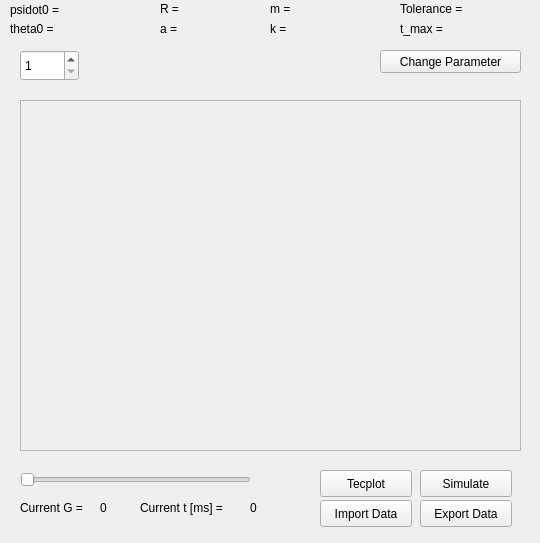
This is branches/QT+odeint2/mainwindow.ui in masterjava1/rwthsselabws2011g11 as Qt 5 draws it before an edit. The edited form follows.
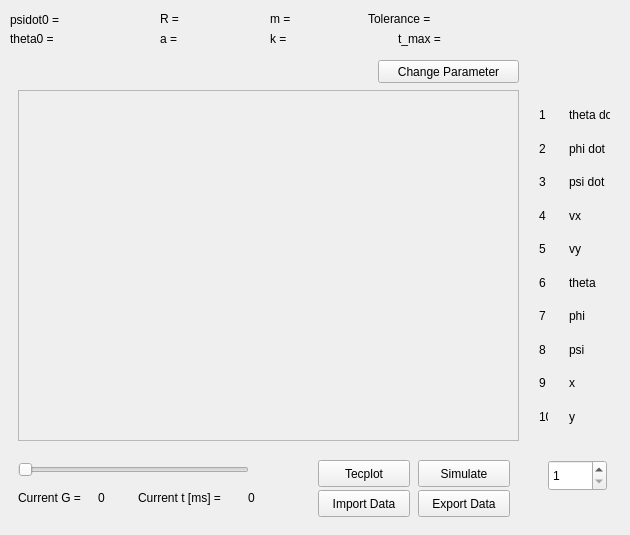
This is the edited form.

Patch:
```diff
--- a/branches/QT+odeint2/mainwindow.ui
+++ b/branches/QT+odeint2/mainwindow.ui
@@ -6,20 +6,20 @@
    <rect>
     <x>0</x>
     <y>0</y>
-    <width>540</width>
-    <height>543</height>
+    <width>630</width>
+    <height>535</height>
    </rect>
   </property>
   <property name="minimumSize">
    <size>
-    <width>540</width>
-    <height>543</height>
+    <width>630</width>
+    <height>535</height>
    </size>
   </property>
   <property name="maximumSize">
    <size>
-    <width>540</width>
-    <height>543</height>
+    <width>700</width>
+    <height>535</height>
    </size>
   </property>
   <property name="windowTitle">
@@ -29,8 +29,8 @@
    <widget class="QSlider" name="t_slider">
     <property name="geometry">
      <rect>
-      <x>20</x>
-      <y>470</y>
+      <x>18</x>
+      <y>460</y>
       <width>231</width>
       <height>19</height>
      </rect>
@@ -54,8 +54,8 @@
    <widget class="QPushButton" name="changeparameter_button">
     <property name="geometry">
      <rect>
-      <x>380</x>
-      <y>50</y>
+      <x>378</x>
+      <y>60</y>
       <width>141</width>
       <height>23</height>
      </rect>
@@ -67,8 +67,8 @@
    <widget class="QPushButton" name="Simulate_button">
     <property name="geometry">
      <rect>
-      <x>420</x>
-      <y>470</y>
+      <x>418</x>
+      <y>460</y>
       <width>92</width>
       <height>27</height>
      </rect>
@@ -80,8 +80,8 @@
    <widget class="QPushButton" name="Import_button">
     <property name="geometry">
      <rect>
-      <x>320</x>
-      <y>500</y>
+      <x>318</x>
+      <y>490</y>
       <width>92</width>
       <height>27</height>
      </rect>
@@ -93,8 +93,8 @@
    <widget class="QPushButton" name="Export_button">
     <property name="geometry">
      <rect>
-      <x>420</x>
-      <y>500</y>
+      <x>418</x>
+      <y>490</y>
       <width>92</width>
       <height>27</height>
      </rect>
@@ -106,8 +106,8 @@
    <widget class="QLabel" name="t_text">
     <property name="geometry">
      <rect>
-      <x>140</x>
-      <y>500</y>
+      <x>138</x>
+      <y>490</y>
       <width>101</width>
       <height>16</height>
      </rect>
@@ -119,8 +119,8 @@
    <widget class="QLabel" name="G">
     <property name="geometry">
      <rect>
-      <x>100</x>
-      <y>500</y>
+      <x>98</x>
+      <y>490</y>
       <width>31</width>
       <height>16</height>
      </rect>
@@ -132,8 +132,8 @@
    <widget class="QLabel" name="t">
     <property name="geometry">
      <rect>
-      <x>250</x>
-      <y>500</y>
+      <x>248</x>
+      <y>490</y>
       <width>46</width>
       <height>16</height>
      </rect>
@@ -145,8 +145,8 @@
    <widget class="QLabel" name="G_text">
     <property name="geometry">
      <rect>
-      <x>20</x>
-      <y>500</y>
+      <x>18</x>
+      <y>490</y>
       <width>81</width>
       <height>16</height>
      </rect>
@@ -159,7 +159,7 @@
     <property name="geometry">
      <rect>
       <x>270</x>
-      <y>0</y>
+      <y>10</y>
       <width>31</width>
       <height>17</height>
      </rect>
@@ -172,7 +172,7 @@
     <property name="geometry">
      <rect>
       <x>270</x>
-      <y>20</y>
+      <y>30</y>
       <width>21</width>
       <height>17</height>
      </rect>
@@ -184,8 +184,8 @@
    <widget class="QLabel" name="Tolerance_text">
     <property name="geometry">
      <rect>
-      <x>400</x>
-      <y>0</y>
+      <x>368</x>
+      <y>10</y>
       <width>81</width>
       <height>17</height>
      </rect>
@@ -198,7 +198,7 @@
     <property name="geometry">
      <rect>
       <x>160</x>
-      <y>0</y>
+      <y>10</y>
       <width>31</width>
       <height>17</height>
      </rect>
@@ -211,7 +211,7 @@
     <property name="geometry">
      <rect>
       <x>160</x>
-      <y>20</y>
+      <y>30</y>
       <width>31</width>
       <height>17</height>
      </rect>
@@ -224,7 +224,7 @@
     <property name="geometry">
      <rect>
       <x>10</x>
-      <y>20</y>
+      <y>30</y>
       <width>61</width>
       <height>17</height>
      </rect>
@@ -237,7 +237,7 @@
     <property name="geometry">
      <rect>
       <x>10</x>
-      <y>0</y>
+      <y>10</y>
       <width>61</width>
       <height>20</height>
      </rect>
@@ -250,7 +250,7 @@
     <property name="geometry">
      <rect>
       <x>80</x>
-      <y>0</y>
+      <y>10</y>
       <width>59</width>
       <height>17</height>
      </rect>
@@ -263,7 +263,7 @@
     <property name="geometry">
      <rect>
       <x>80</x>
-      <y>20</y>
+      <y>30</y>
       <width>59</width>
       <height>17</height>
      </rect>
@@ -276,7 +276,7 @@
     <property name="geometry">
      <rect>
       <x>190</x>
-      <y>0</y>
+      <y>10</y>
       <width>59</width>
       <height>17</height>
      </rect>
@@ -289,7 +289,7 @@
     <property name="geometry">
      <rect>
       <x>190</x>
-      <y>20</y>
+      <y>30</y>
       <width>59</width>
       <height>17</height>
      </rect>
@@ -302,7 +302,7 @@
     <property name="geometry">
      <rect>
       <x>300</x>
-      <y>0</y>
+      <y>10</y>
       <width>59</width>
       <height>17</height>
      </rect>
@@ -314,10 +314,10 @@
    <widget class="QLabel" name="k">
     <property name="geometry">
      <rect>
-      <x>300</x>
-      <y>20</y>
-      <width>59</width>
-      <height>17</height>
+      <x>298</x>
+      <y>30</y>
+      <width>61</width>
+      <height>20</height>
      </rect>
     </property>
     <property name="text">
@@ -327,8 +327,8 @@
    <widget class="QLabel" name="Tolerance">
     <property name="geometry">
      <rect>
-      <x>480</x>
-      <y>0</y>
+      <x>458</x>
+      <y>10</y>
       <width>59</width>
       <height>17</height>
      </rect>
@@ -340,8 +340,8 @@
    <widget class="QPushButton" name="Tecplot_button">
     <property name="geometry">
      <rect>
-      <x>320</x>
-      <y>470</y>
+      <x>318</x>
+      <y>460</y>
       <width>92</width>
       <height>27</height>
      </rect>
@@ -353,8 +353,8 @@
    <widget class="QLabel" name="t_max_text">
     <property name="geometry">
      <rect>
-      <x>400</x>
-      <y>20</y>
+      <x>398</x>
+      <y>30</y>
       <width>61</width>
       <height>17</height>
      </rect>
@@ -366,8 +366,8 @@
    <widget class="QLabel" name="t_max">
     <property name="geometry">
      <rect>
-      <x>460</x>
-      <y>20</y>
+      <x>458</x>
+      <y>30</y>
       <width>59</width>
       <height>17</height>
      </rect>
@@ -379,8 +379,8 @@
    <widget class="QFrame" name="plottingframe">
     <property name="geometry">
      <rect>
-      <x>20</x>
-      <y>100</y>
+      <x>18</x>
+      <y>90</y>
       <width>501</width>
       <height>351</height>
      </rect>
@@ -395,8 +395,8 @@
    <widget class="QSpinBox" name="spinBox">
     <property name="geometry">
      <rect>
-      <x>20</x>
-      <y>50</y>
+      <x>548</x>
+      <y>460</y>
       <width>59</width>
       <height>31</height>
      </rect>
@@ -408,6 +408,170 @@
      <number>9</number>
     </property>
    </widget>
+   <widget class="QWidget" name="verticalLayoutWidget">
+    <property name="geometry">
+     <rect>
+      <x>528</x>
+      <y>90</y>
+      <width>31</width>
+      <height>351</height>
+     </rect>
+    </property>
+    <layout class="QVBoxLayout" name="verticalLayout">
+     <item>
+      <widget class="QLabel" name="label_2">
+       <property name="text">
+        <string>1</string>
+       </property>
+      </widget>
+     </item>
+     <item>
+      <widget class="QLabel" name="label_7">
+       <property name="text">
+        <string>2</string>
+       </property>
+      </widget>
+     </item>
+     <item>
+      <widget class="QLabel" name="label_10">
+       <property name="text">
+        <string>3</string>
+       </property>
+      </widget>
+     </item>
+     <item>
+      <widget class="QLabel" name="label_9">
+       <property name="text">
+        <string>4</string>
+       </property>
+      </widget>
+     </item>
+     <item>
+      <widget class="QLabel" name="label_11">
+       <property name="text">
+        <string>5</string>
+       </property>
+      </widget>
+     </item>
+     <item>
+      <widget class="QLabel" name="label_8">
+       <property name="text">
+        <string>6</string>
+       </property>
+      </widget>
+     </item>
+     <item>
+      <widget class="QLabel" name="label_5">
+       <property name="text">
+        <string>7</string>
+       </property>
+      </widget>
+     </item>
+     <item>
+      <widget class="QLabel" name="label_6">
+       <property name="text">
+        <string>8</string>
+       </property>
+      </widget>
+     </item>
+     <item>
+      <widget class="QLabel" name="label_4">
+       <property name="text">
+        <string>9</string>
+       </property>
+      </widget>
+     </item>
+     <item>
+      <widget class="QLabel" name="label_3">
+       <property name="text">
+        <string>10</string>
+       </property>
+      </widget>
+     </item>
+    </layout>
+   </widget>
+   <widget class="QWidget" name="verticalLayoutWidget_2">
+    <property name="geometry">
+     <rect>
+      <x>558</x>
+      <y>90</y>
+      <width>63</width>
+      <height>351</height>
+     </rect>
+    </property>
+    <layout class="QVBoxLayout" name="verticalLayout_2">
+     <item>
+      <widget class="QLabel" name="label_13">
+       <property name="text">
+        <string>theta dot</string>
+       </property>
+      </widget>
+     </item>
+     <item>
+      <widget class="QLabel" name="label_19">
+       <property name="text">
+        <string>phi dot</string>
+       </property>
+      </widget>
+     </item>
+     <item>
+      <widget class="QLabel" name="label_18">
+       <property name="text">
+        <string>psi dot</string>
+       </property>
+      </widget>
+     </item>
+     <item>
+      <widget class="QLabel" name="label_20">
+       <property name="text">
+        <string>vx</string>
+       </property>
+      </widget>
+     </item>
+     <item>
+      <widget class="QLabel" name="label_17">
+       <property name="text">
+        <string>vy</string>
+       </property>
+      </widget>
+     </item>
+     <item>
+      <widget class="QLabel" name="label_16">
+       <property name="text">
+        <string>theta</string>
+       </property>
+      </widget>
+     </item>
+     <item>
+      <widget class="QLabel" name="label_15">
+       <property name="text">
+        <string>phi</string>
+       </property>
+      </widget>
+     </item>
+     <item>
+      <widget class="QLabel" name="label_14">
+       <property name="text">
+        <string>psi</string>
+       </property>
+      </widget>
+     </item>
+     <item>
+      <widget class="QLabel" name="label_12">
+       <property name="text">
+        <string>x</string>
+       </property>
+      </widget>
+     </item>
+     <item>
+      <widget class="QLabel" name="label">
+       <property name="text">
+        <string>y</string>
+       </property>
+      </widget>
+     </item>
+    </layout>
+   </widget>
   </widget>
   <action name="actionOpenParameterOptions">
    <property name="text">
```
